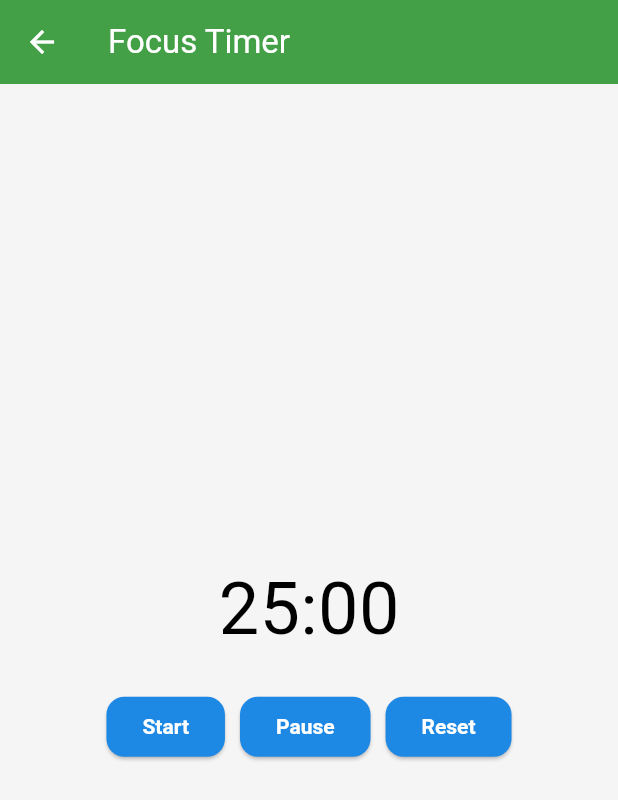
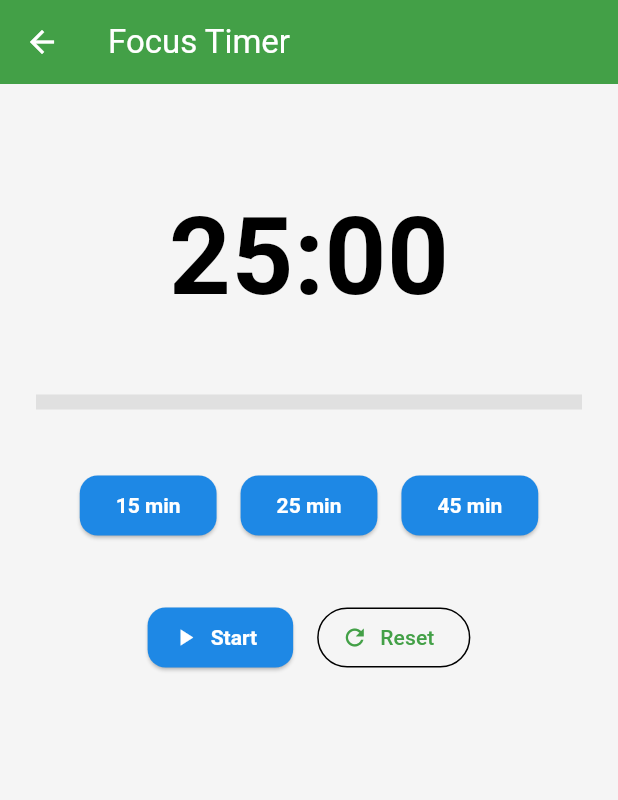
Before and after one commit to levirono/essentials, a Flutter app: the screen it shows after launch, after a tap on the "timer" icon, on a phone screen of 412 x 824 dp. Shown: the top 800 px of the screen. Run offline on Flutter 3.47's test engine with Material 3 defaults, Android fonts, the phone set to English and light mode, and no system bars; our stand-ins replace file_picker, open_file, share_plus, sqflite; missing offline and left inert: flutter_sharing_intent, syncfusion_flutter_pdfviewer; accounts and stored records are empty; statements that could not run were skipped.

Commit message:
added as simple functionality for focus timer

```diff
--- a/lib/UI/home.dart
+++ b/lib/UI/home.dart
@@ -249,7 +249,7 @@ class HomePage extends StatelessWidget {
               } else if (label == 'Focus Timer') {
                 Navigator.push(
                   context,
-                  MaterialPageRoute(builder: (context) => FocusTimer()),
+                  MaterialPageRoute(builder: (context) => FocusTimerPage()),
                 );
               } else if (label == 'Mood Journal') {
                 Navigator.push(
--- a/lib/features/focus_timer.dart
+++ b/lib/features/focus_timer.dart
@@ -1,65 +1,126 @@
+import 'dart:async';
 import 'package:flutter/material.dart';
-import 'dart:async';
 
-class FocusTimer extends StatefulWidget {
+class FocusTimerPage extends StatefulWidget {
   @override
-  _FocusTimerState createState() => _FocusTimerState();
+  _FocusTimerPageState createState() => _FocusTimerPageState();
 }
 
-class _FocusTimerState extends State<FocusTimer> {
-  static const maxSeconds = 1500; // 25 minutes
-  int _seconds = maxSeconds;
+class _FocusTimerPageState extends State<FocusTimerPage> {
+  Duration _duration = Duration(minutes: 25); // default Pomodoro session
+  Duration _remaining = Duration(minutes: 25);
   Timer? _timer;
+  bool _isRunning = false;
 
   void _startTimer() {
     if (_timer != null) return;
+
     _timer = Timer.periodic(Duration(seconds: 1), (timer) {
-      if (_seconds > 0) {
+      if (_remaining.inSeconds == 0) {
+        _stopTimer(reset: false);
+        showDialog(
+          context: context,
+          builder:
+              (_) => AlertDialog(
+                title: Text("Focus Session Complete 🎉"),
+                content: Text("Take a break!"),
+                actions: [
+                  TextButton(
+                    onPressed: () => Navigator.of(context).pop(),
+                    child: Text("OK"),
+                  ),
+                ],
+              ),
+        );
+      } else {
         setState(() {
-          _seconds--;
+          _remaining = _remaining - Duration(seconds: 1);
         });
-      } else {
-        _stopTimer();
       }
+    });
+
+    setState(() => _isRunning = true);
+  }
+
+  void _stopTimer({bool reset = true}) {
+    _timer?.cancel();
+    _timer = null;
+    setState(() {
+      _isRunning = false;
+      if (reset) _remaining = _duration;
     });
   }
 
-  void _stopTimer() {
-    _timer?.cancel();
-    _timer = null;
-  }
-
-  void _resetTimer() {
+  void _setDuration(int minutes) {
     _stopTimer();
     setState(() {
-      _seconds = maxSeconds;
+      _duration = Duration(minutes: minutes);
+      _remaining = _duration;
     });
   }
 
-  String get _formattedTime {
-    int m = _seconds ~/ 60;
-    int s = _seconds % 60;
-    return '${m.toString().padLeft(2, '0')}:${s.toString().padLeft(2, '0')}';
+  String _formatDuration(Duration d) {
+    return "${d.inMinutes.remainder(60).toString().padLeft(2, '0')}:${d.inSeconds.remainder(60).toString().padLeft(2, '0')}";
+  }
+
+  @override
+  void dispose() {
+    _stopTimer();
+    super.dispose();
   }
 
   @override
   Widget build(BuildContext context) {
     return Scaffold(
-      appBar: AppBar(title: Text("Focus Timer")),
-      body: Center(
+      appBar: AppBar(title: Text('Focus Timer')),
+      body: Padding(
+        padding: const EdgeInsets.all(24.0),
         child: Column(
-          mainAxisAlignment: MainAxisAlignment.center,
           children: [
-            Text(_formattedTime, style: TextStyle(fontSize: 48)),
-            SizedBox(height: 20),
+            SizedBox(height: 40),
+            Text(
+              _formatDuration(_remaining),
+              style: TextStyle(fontSize: 72, fontWeight: FontWeight.bold),
+            ),
+            SizedBox(height: 40),
+            LinearProgressIndicator(
+              value: 1 - (_remaining.inSeconds / _duration.inSeconds),
+              minHeight: 10,
+              backgroundColor: Colors.grey.shade300,
+              valueColor: AlwaysStoppedAnimation(Colors.green),
+            ),
+            SizedBox(height: 40),
+            Wrap(
+              spacing: 16,
+              children:
+                  [15, 25, 45].map((min) {
+                    return ElevatedButton(
+                      onPressed: () => _setDuration(min),
+                      child: Text("$min min"),
+                    );
+                  }).toList(),
+            ),
+            SizedBox(height: 40),
             Row(
               mainAxisAlignment: MainAxisAlignment.center,
               children: [
-                ElevatedButton(onPressed: _startTimer, child: Text("Start")),
-                SizedBox(width: 10),
-                ElevatedButton(onPressed: _stopTimer, child: Text("Pause")),
-                SizedBox(width: 10),
-                ElevatedButton(onPressed: _resetTimer, child: Text("Reset")),
+                _isRunning
+                    ? ElevatedButton.icon(
+                      icon: Icon(Icons.pause),
+                      label: Text("Pause"),
+                      onPressed: _stopTimer,
+                    )
+                    : ElevatedButton.icon(
+                      icon: Icon(Icons.play_arrow),
+                      label: Text("Start"),
+                      onPressed: _startTimer,
+                    ),
+                SizedBox(width: 16),
+                OutlinedButton.icon(
+                  icon: Icon(Icons.refresh),
+                  label: Text("Reset"),
+                  onPressed: () => _stopTimer(),
+                ),
               ],
             ),
           ],
```
